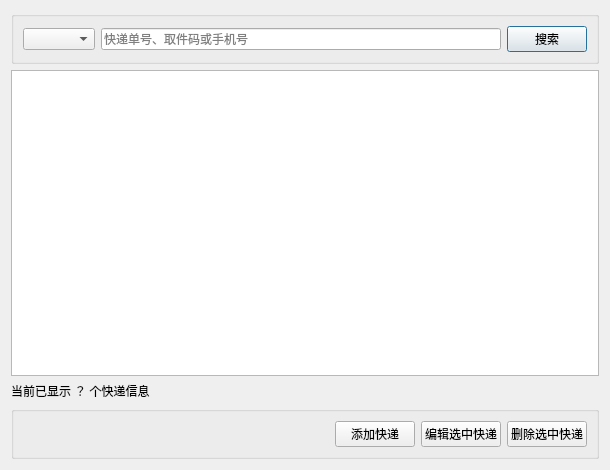
Above: VisualWindows/mainWindows/WaiterExtraWindows/WaiterExpressEditWindow.ui from actredphos2017/ExpressManagementSystem before the change. Below: the same form after it.
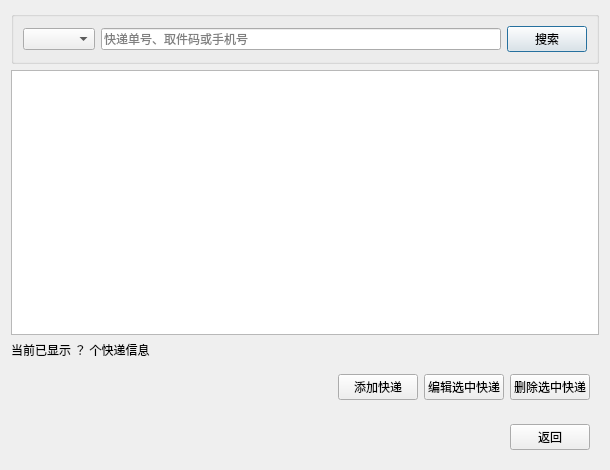
That is the form after the change.

```diff
--- a/VisualWindows/mainWindows/WaiterExtraWindows/WaiterExpressEditWindow.ui
+++ b/VisualWindows/mainWindows/WaiterExtraWindows/WaiterExpressEditWindow.ui
@@ -52,6 +52,12 @@
    </item>
    <item>
     <widget class="QGroupBox" name="btnGroup">
+     <property name="styleSheet">
+      <string notr="true">QGroupBox{
+	border: outsize;
+	background-color: transparent;
+}</string>
+     </property>
      <property name="title">
       <string/>
      </property>
@@ -93,6 +99,41 @@
      </layout>
     </widget>
    </item>
+   <item>
+    <widget class="QGroupBox" name="backBtnGroup">
+     <property name="styleSheet">
+      <string notr="true">QGroupBox{
+	border: outsize;
+	background-color: transparent;
+}</string>
+     </property>
+     <property name="title">
+      <string/>
+     </property>
+     <layout class="QHBoxLayout" name="horizontalLayout_4">
+      <item>
+       <spacer name="horizontalSpacer_2">
+        <property name="orientation">
+         <enum>Qt::Horizontal</enum>
+        </property>
+        <property name="sizeHint" stdset="0">
+         <size>
+          <width>40</width>
+          <height>20</height>
+         </size>
+        </property>
+       </spacer>
+      </item>
+      <item>
+       <widget class="QPushButton" name="comeBackBtn">
+        <property name="text">
+         <string>返回</string>
+        </property>
+       </widget>
+      </item>
+     </layout>
+    </widget>
+   </item>
   </layout>
  </widget>
  <resources/>
```
